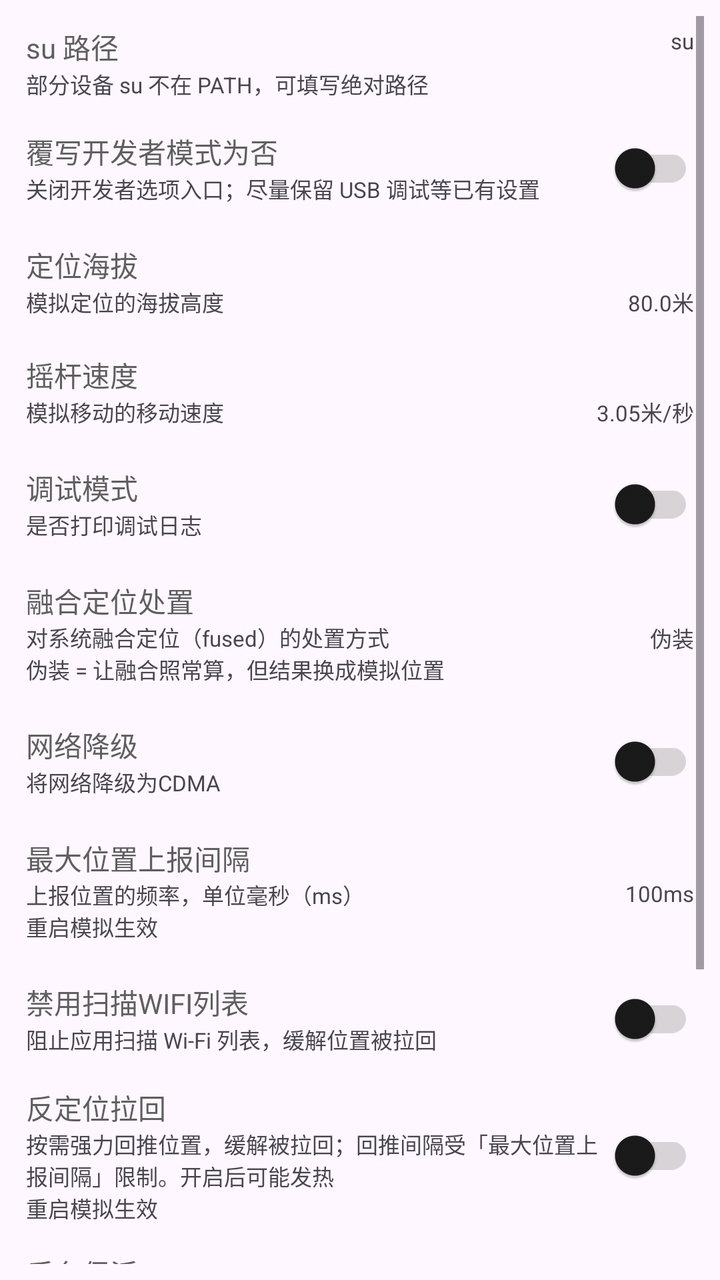
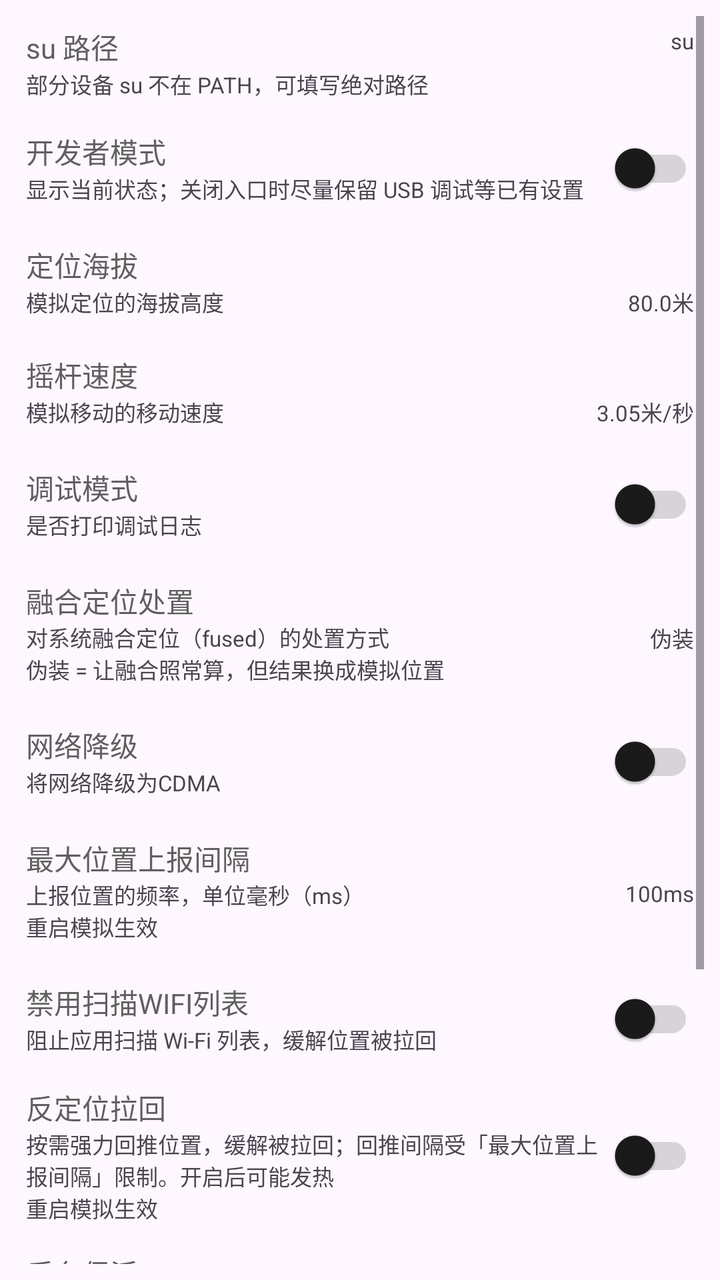

Screens rendered from an Android XML layout before and after an edit, with the pre-edit source and the edit as a unified diff.
<!-- AndroidManifest.xml: application theme AppTheme -->
<!-- res/layout/fragment_settings.xml -->
<?xml version="1.0" encoding="utf-8"?>
<androidx.constraintlayout.widget.ConstraintLayout xmlns:android="http://schemas.android.com/apk/res/android"
    xmlns:app="http://schemas.android.com/apk/res-auto"
    xmlns:tools="http://schemas.android.com/tools"
    android:layout_width="match_parent"
    android:layout_height="match_parent"
    android:padding="8dp"
    tools:context=".ui.settings.SettingsFragment">

    <ScrollView
        android:layout_width="match_parent"
        android:layout_height="0dp"
        app:layout_constraintTop_toTopOf="parent"
        app:layout_constraintStart_toStartOf="parent">

        <LinearLayout
            android:layout_width="match_parent"
            android:layout_height="wrap_content"
            android:orientation="vertical">

            <androidx.constraintlayout.widget.ConstraintLayout
                android:id="@+id/su_path_layout"
                android:layout_width="match_parent"
                android:layout_height="wrap_content"
                android:padding="5dp">

                <com.google.android.material.textview.MaterialTextView
                    android:id="@+id/su_path_title"
                    android:layout_width="0dp"
                    android:layout_height="wrap_content"
                    android:text="su 路径"
                    android:textColor="?attr/colorOnSurfaceVariant"
                    app:layout_constraintStart_toStartOf="parent"
                    app:layout_constraintEnd_toStartOf="@id/su_path_value"
                    app:layout_constraintTop_toTopOf="parent" />

                <com.google.android.material.textview.MaterialTextView
                    android:id="@+id/su_path_desc"
                    android:layout_width="0dp"
                    android:layout_height="wrap_content"
                    android:text="部分设备 su 不在 PATH，可填写绝对路径"
                    android:textSize="11sp"
                    app:layout_constraintStart_toStartOf="parent"
                    app:layout_constraintEnd_toStartOf="@id/su_path_value"
                    app:layout_constraintTop_toBottomOf="@id/su_path_title" />

                <com.google.android.material.textview.MaterialTextView
                    android:id="@+id/su_path_value"
                    android:layout_width="120dp"
                    android:layout_height="wrap_content"
                    android:gravity="end"
                    android:text="su"
                    android:textSize="11sp"
                    app:layout_constraintTop_toTopOf="parent"
                    app:layout_constraintEnd_toEndOf="parent" />

            </androidx.constraintlayout.widget.ConstraintLayout>

            <LinearLayout
                android:id="@+id/dev_override_layout"
                android:layout_width="match_parent"
                android:layout_height="wrap_content"
                android:gravity="center_vertical"
                android:orientation="horizontal"
                android:padding="5dp">
                <LinearLayout
                    android:layout_width="0dp"
                    android:layout_height="wrap_content"
                    android:layout_weight="1"
                    android:orientation="vertical">
                    <com.google.android.material.textview.MaterialTextView
                        android:layout_width="wrap_content"
                        android:layout_height="wrap_content"
                        android:text="覆写开发者模式为否"
                        android:textColor="?attr/colorOnSurfaceVariant" />
                    <com.google.android.material.textview.MaterialTextView
                        android:layout_width="wrap_content"
                        android:layout_height="wrap_content"
                        android:text="关闭开发者选项入口；尽量保留 USB 调试等已有设置"
                        android:textSize="11sp" />
                </LinearLayout>
                <com.google.android.material.switchmaterial.SwitchMaterial
                    android:id="@+id/dev_override_switch"
                    android:layout_width="wrap_content"
                    android:layout_height="wrap_content"
                    android:layout_gravity="center_vertical" />
            </LinearLayout>

            <LinearLayout
                android:id="@+id/selinux_layout"
                android:visibility="gone"
                android:layout_width="match_parent"
                android:layout_height="wrap_content"
                android:gravity="center_vertical"
                android:orientation="horizontal"
                android:padding="5dp">
                <LinearLayout
                    android:layout_width="0dp"
                    android:layout_height="wrap_content"
                    android:layout_weight="1"
                    android:orientation="vertical"
                    android:gravity="center_vertical">
                    <com.google.android.material.textview.MaterialTextView
                        android:layout_width="wrap_content"
                        android:layout_height="wrap_content"
                        android:text="@string/selinux"
                        android:textColor="?attr/colorOnSurfaceVariant" />
                    <com.google.android.material.textview.MaterialTextView
                        android:layout_width="wrap_content"
                        android:layout_height="wrap_content"
                        android:text="@string/need_open_selinux"
                        android:textSize="11sp" />
                </LinearLayout>
                <com.google.android.material.switchmaterial.SwitchMaterial
                    android:id="@+id/selinux_switch"
                    android:layout_width="wrap_content"
                    android:layout_height="wrap_content"
                    android:layout_gravity="center_vertical"/>
            </LinearLayout>

            <androidx.constraintlayout.widget.ConstraintLayout
                android:id="@+id/altitude_layout"
                android:layout_width="match_parent"
                android:layout_height="wrap_content"
                android:gravity="center_vertical"
                android:padding="5dp"
                android:layout_marginTop="4dp"
                android:layout_marginBottom="4dp">

                <com.google.android.material.textview.MaterialTextView
                    android:id="@+id/altitude_title"
                    android:layout_width="0dp"
                    android:layout_height="wrap_content"
                    android:text="@string/altitude"
                    android:textColor="?attr/colorOnSurfaceVariant"
                    app:layout_constraintStart_toStartOf="parent"
                    app:layout_constraintEnd_toStartOf="@id/altitude_value"
                    app:layout_constraintTop_toTopOf="parent"/>

                <com.google.android.material.textview.MaterialTextView
                    android:id="@+id/altitude_desc"
                    android:layout_width="0dp"
                    android:layout_height="wrap_content"
                    android:text="@string/altitude_desc"
                    android:textSize="11sp"
                    app:layout_constraintStart_toStartOf="parent"
                    app:layout_constraintEnd_toStartOf="@id/altitude_value"
                    app:layout_constraintTop_toBottomOf="@id/altitude_title"/>

                <com.google.android.material.textview.MaterialTextView
                    android:id="@+id/altitude_value"
                    android:layout_width="96dp"
                    android:layout_height="wrap_content"
                    android:gravity="end"
                    android:text="80.0米"
                    android:textSize="11sp"
                    app:layout_constraintTop_toBottomOf="@id/altitude_title"
                    app:layout_constraintEnd_toEndOf="parent" />

            </androidx.constraintlayout.widget.ConstraintLayout>

            <androidx.constraintlayout.widget.ConstraintLayout
                android:id="@+id/speed_layout"
                android:layout_width="match_parent"
                android:layout_height="wrap_content"
                android:gravity="center_vertical"
                android:padding="5dp"
                android:layout_marginTop="4dp"
                android:layout_marginBottom="4dp">

                <com.google.android.material.textview.MaterialTextView
                    android:id="@+id/speed_title"
                    android:layout_width="0dp"
                    android:layout_height="wrap_content"
                    android:text="@string/rocker_speed"
                    android:textColor="?attr/colorOnSurfaceVariant"
                    app:layout_constraintStart_toStartOf="parent"
                    app:layout_constraintEnd_toStartOf="@id/speed_value"
                    app:layout_constraintTop_toTopOf="parent"/>

                <com.google.android.material.textview.MaterialTextView
                    android:id="@+id/speed_desc"
                    android:layout_width="0dp"
                    android:layout_height="wrap_content"
                    android:text="@string/rocker_speed_desc"
                    android:textSize="11sp"
                    app:layout_constraintStart_toStartOf="parent"
                    app:layout_constraintEnd_toStartOf="@id/speed_value"
                    app:layout_constraintTop_toBottomOf="@id/speed_title"/>

                <com.google.android.material.textview.MaterialTextView
                    android:id="@+id/speed_value"
                    android:layout_width="96dp"
                    android:layout_height="wrap_content"
                    android:gravity="end"
                    android:text="3.05米/秒"
                    android:textSize="11sp"
                    app:layout_constraintTop_toBottomOf="@id/speed_title"
                    app:layout_constraintEnd_toEndOf="parent" />

            </androidx.constraintlayout.widget.ConstraintLayout>

            <LinearLayout
                android:id="@+id/debug_layout"
                android:layout_width="match_parent"
                android:layout_height="wrap_content"
                android:padding="5dp"
                android:gravity="center_vertical"
                android:orientation="horizontal">
                <LinearLayout
                    android:layout_width="0dp"
                    android:layout_height="wrap_content"
                    android:layout_weight="1"
                    android:orientation="vertical"
                    android:gravity="center_vertical">
                    <com.google.android.material.textview.MaterialTextView
                        android:layout_width="wrap_content"
                        android:layout_height="wrap_content"
                        android:text="@string/debug"
                        android:textColor="?attr/colorOnSurfaceVariant" />
                    <com.google.android.material.textview.MaterialTextView
                        android:layout_width="wrap_content"
                        android:layout_height="wrap_content"
                        android:text="@string/debug_desc"
                        android:textSize="11sp" />
                </LinearLayout>
                <com.google.android.material.switchmaterial.SwitchMaterial
                    android:id="@+id/debug_switch"
                    android:layout_width="wrap_content"
                    android:layout_height="wrap_content"
                    android:layout_gravity="center_vertical"/>
            </LinearLayout>

            
            <androidx.constraintlayout.widget.ConstraintLayout
                android:id="@+id/dfused_layout"
                android:layout_width="match_parent"
                android:layout_height="wrap_content"
                android:gravity="center_vertical"
                android:padding="5dp"
                android:layout_marginTop="4dp"
                android:layout_marginBottom="4dp">

                <com.google.android.material.textview.MaterialTextView
                    android:id="@+id/dfused_title"
                    android:layout_width="0dp"
                    android:layout_height="wrap_content"
                    android:text="@string/dfused"
                    android:textColor="?attr/colorOnSurfaceVariant"
                    app:layout_constraintStart_toStartOf="parent"
                    app:layout_constraintEnd_toStartOf="@id/dfused_value"
                    app:layout_constraintTop_toTopOf="parent"/>

                <com.google.android.material.textview.MaterialTextView
                    android:id="@+id/dfused_desc"
                    android:layout_width="0dp"
                    android:layout_height="wrap_content"
                    android:text="@string/dfused_desc"
                    android:textSize="11sp"
                    app:layout_constraintStart_toStartOf="parent"
                    app:layout_constraintEnd_toStartOf="@id/dfused_value"
                    app:layout_constraintTop_toBottomOf="@id/dfused_title"/>

                <com.google.android.material.textview.MaterialTextView
                    android:id="@+id/dfused_value"
                    android:layout_width="96dp"
                    android:layout_height="wrap_content"
                    android:gravity="end"
                    android:text="伪装"
                    android:textSize="11sp"
                    app:layout_constraintTop_toBottomOf="@id/dfused_title"
                    app:layout_constraintEnd_toEndOf="parent" />

            </androidx.constraintlayout.widget.ConstraintLayout>

            <LinearLayout
                android:id="@+id/cdma_layout"
                android:layout_width="match_parent"
                android:layout_height="wrap_content"
                android:gravity="center_vertical"
                android:padding="5dp"
                android:orientation="horizontal">
                <LinearLayout
                    android:layout_width="0dp"
                    android:layout_height="wrap_content"
                    android:layout_weight="1"
                    android:orientation="vertical"
                    android:gravity="center_vertical">
                    <com.google.android.material.textview.MaterialTextView
                        android:layout_width="wrap_content"
                        android:layout_height="wrap_content"
                        android:text="@string/cdma"
                        android:textColor="?attr/colorOnSurfaceVariant" />
                    <com.google.android.material.textview.MaterialTextView
                        android:layout_width="wrap_content"
                        android:layout_height="wrap_content"
                        android:text="@string/cdma_desc"
                        android:textSize="11sp" />
                </LinearLayout>
                <com.google.android.material.switchmaterial.SwitchMaterial
                    android:id="@+id/cdma_switch"
                    android:layout_width="wrap_content"
                    android:layout_height="wrap_content"
                    android:layout_gravity="center_vertical"/>
            </LinearLayout>

            <androidx.constraintlayout.widget.ConstraintLayout
                android:id="@+id/report_duration_layout"
                android:layout_width="match_parent"
                android:layout_height="wrap_content"
                android:gravity="center_vertical"
                android:padding="5dp"
                android:layout_marginTop="4dp"
                android:layout_marginBottom="4dp">

                <com.google.android.material.textview.MaterialTextView
                    android:id="@+id/report_duration_title"
                    android:layout_width="0dp"
                    android:layout_height="wrap_content"
                    android:text="@string/item_report_duration_title"
                    android:textColor="?attr/colorOnSurfaceVariant"
                    app:layout_constraintStart_toStartOf="parent"
                    app:layout_constraintEnd_toStartOf="@id/report_duration_value"
                    app:layout_constraintTop_toTopOf="parent"/>

                <com.google.android.material.textview.MaterialTextView
                    android:id="@+id/report_duration_desc"
                    android:layout_width="0dp"
                    android:layout_height="wrap_content"
                    android:text="@string/item_report_duration_desc"
                    android:textSize="11sp"
                    app:layout_constraintStart_toStartOf="parent"
                    app:layout_constraintEnd_toStartOf="@id/report_duration_value"
                    app:layout_constraintTop_toBottomOf="@id/report_duration_title"/>

                <com.google.android.material.textview.MaterialTextView
                    android:id="@+id/report_duration_value"
                    android:layout_width="96dp"
                    android:layout_height="wrap_content"
                    android:gravity="end"
                    android:text="@string/item_report_duration_value"
                    android:textSize="11sp"
                    app:layout_constraintTop_toBottomOf="@id/report_duration_title"
                    app:layout_constraintEnd_toEndOf="parent" />

            </androidx.constraintlayout.widget.ConstraintLayout>


            <LinearLayout
                android:id="@+id/disable_wlan_scan_layout"
                android:layout_width="match_parent"
                android:layout_height="wrap_content"
                android:gravity="center_vertical"
                android:padding="5dp"
                android:orientation="horizontal">
                <LinearLayout
                    android:layout_width="0dp"
                    android:layout_height="wrap_content"
                    android:layout_weight="1"
                    android:orientation="vertical"
                    android:gravity="center_vertical">
                    <com.google.android.material.textview.MaterialTextView
                        android:layout_width="wrap_content"
                        android:layout_height="wrap_content"
                        android:text="禁用扫描WIFI列表"
                        android:textColor="?attr/colorOnSurfaceVariant" />
                    <com.google.android.material.textview.MaterialTextView
                        android:layout_width="wrap_content"
                        android:layout_height="wrap_content"
                        android:text="阻止应用扫描 Wi-Fi 列表，缓解位置被拉回"
                        android:textSize="11sp" />
                </LinearLayout>
                <com.google.android.material.switchmaterial.SwitchMaterial
                    android:id="@+id/disable_wlan_scan_switch"
                    android:layout_width="wrap_content"
                    android:layout_height="wrap_content"
                    android:layout_gravity="center_vertical"/>
            </LinearLayout>

            <LinearLayout
                android:id="@+id/loop_broadcast_location_layout"
                android:layout_width="match_parent"
                android:layout_height="wrap_content"
                android:gravity="center_vertical"
                android:padding="5dp"
                android:orientation="horizontal">
                <LinearLayout
                    android:layout_width="0dp"
                    android:layout_height="wrap_content"
                    android:layout_weight="1"
                    android:orientation="vertical"
                    android:gravity="center_vertical">
                    <com.google.android.material.textview.MaterialTextView
                        android:layout_width="wrap_content"
                        android:layout_height="wrap_content"
                        android:text="反定位拉回"
                        android:textColor="?attr/colorOnSurfaceVariant" />
                    <com.google.android.material.textview.MaterialTextView
                        android:layout_width="wrap_content"
                        android:layout_height="wrap_content"
                        android:text="按需强力回推位置，缓解被拉回；回推间隔受「最大位置上报间隔」限制。开启后可能发热\n重启模拟生效"
                        android:textSize="11sp" />
                </LinearLayout>
                <com.google.android.material.switchmaterial.SwitchMaterial
                    android:id="@+id/loop_broadcast_location_switch"
                    android:layout_width="wrap_content"
                    android:layout_height="wrap_content"
                    android:layout_gravity="center_vertical"/>
            </LinearLayout>

            
            <LinearLayout
                android:id="@+id/keep_alive_layout"
                android:layout_width="match_parent"
                android:layout_height="wrap_content"
                android:layout_marginTop="4dp"
                android:layout_marginBottom="4dp"
                android:gravity="center_vertical"
                android:orientation="horizontal"
                android:padding="5dp">
                <LinearLayout
                    android:layout_width="0dp"
                    android:layout_height="wrap_content"
                    android:layout_weight="1"
                    android:gravity="center_vertical"
                    android:orientation="vertical">
                    <com.google.android.material.textview.MaterialTextView
                        android:layout_width="wrap_content"
                        android:layout_height="wrap_content"
                        android:text="后台保活"
                        android:textColor="?attr/colorOnSurfaceVariant" />
                    <com.google.android.material.textview.MaterialTextView
                        android:layout_width="wrap_content"
                        android:layout_height="wrap_content"
                        android:text="仅在**无人值守仍在走**时启用（自动播放 / 摇杆锁定后继续走）：\n用前台服务把 App 钉住，防止被系统冻结导致位置停住；空闲时按系统默认省电"
                        android:textSize="11sp" />
                </LinearLayout>
                <com.google.android.material.switchmaterial.SwitchMaterial
                    android:id="@+id/keep_alive_switch"
                    android:layout_width="wrap_content"
                    android:layout_height="wrap_content"
                    android:layout_gravity="center_vertical"/>
            </LinearLayout>

            
            <LinearLayout
                android:id="@+id/battery_optimization_layout"
                android:layout_width="match_parent"
                android:layout_height="wrap_content"
                android:gravity="center_vertical"
                android:orientation="horizontal"
                android:padding="5dp">
                <LinearLayout
                    android:layout_width="0dp"
                    android:layout_height="wrap_content"
                    android:layout_weight="1"
                    android:gravity="center_vertical"
                    android:orientation="vertical">
                    <com.google.android.material.textview.MaterialTextView
                        android:layout_width="wrap_content"
                        android:layout_height="wrap_content"
                        android:text="电池优化白名单"
                        android:textColor="?attr/colorOnSurfaceVariant" />
                    <com.google.android.material.textview.MaterialTextView
                        android:id="@+id/battery_optimization_state"
                        android:layout_width="wrap_content"
                        android:layout_height="wrap_content"
                        android:text="读取中…"
                        android:textSize="11sp" />
                </LinearLayout>
            </LinearLayout>

            <LinearLayout
                android:id="@+id/allow_landscape_layout"
                android:layout_width="match_parent"
                android:layout_height="wrap_content"
                android:gravity="center_vertical"
                android:padding="5dp"
                android:orientation="horizontal">
                <LinearLayout
                    android:layout_width="0dp"
                    android:layout_height="wrap_content"
                    android:layout_weight="1"
                    android:orientation="vertical"
                    android:gravity="center_vertical">
                    <com.google.android.material.textview.MaterialTextView
                        android:layout_width="wrap_content"
                        android:layout_height="wrap_content"
                        android:text="@string/allow_landscape"
                        android:textColor="?attr/colorOnSurfaceVariant" />
                    <com.google.android.material.textview.MaterialTextView
                        android:layout_width="wrap_content"
                        android:layout_height="wrap_content"
                        android:text="@string/allow_landscape_desc"
                        android:textSize="11sp" />
                </LinearLayout>
                <com.google.android.material.switchmaterial.SwitchMaterial
                    android:id="@+id/allow_landscape_switch"
                    android:layout_width="wrap_content"
                    android:layout_height="wrap_content"
                    android:layout_gravity="center_vertical"/>
            </LinearLayout>

        </LinearLayout>

    </ScrollView>
</androidx.constraintlayout.widget.ConstraintLayout>
<!-- resources referenced by this layout -->
<resources>
  <string name="allow_landscape">允许横屏</string>
  <string name="allow_landscape_desc">横屏下部分界面可能显示异常</string>
  <string name="altitude">定位海拔</string>
  <string name="altitude_desc">模拟定位的海拔高度</string>
  <string name="cdma">网络降级</string>
  <string name="cdma_desc">将网络降级为CDMA</string>
  <string name="debug">调试模式</string>
  <string name="debug_desc">是否打印调试日志</string>
  <string name="dfused">融合定位处置</string>
  <string name="dfused_desc">对系统融合定位（fused）的处置方式\n伪装 = 让融合照常算，但结果换成模拟位置</string>
  <string name="item_report_duration_desc">上报位置的频率，单位毫秒（ms）\n重启模拟生效</string>
  <string name="item_report_duration_title">最大位置上报间隔</string>
  <string name="item_report_duration_value">100ms</string>
  <string name="need_open_selinux">是否开启SELinux</string>
  <string name="rocker_speed">摇杆速度</string>
  <string name="rocker_speed_desc">模拟移动的移动速度</string>
  <string name="selinux">SELinux</string>
  <style name="AppTheme" parent="Theme.Material3.Light.NoActionBar">
          
          <item name="colorPrimary">#5F5F5F</item>
          <item name="colorOnPrimary">#FFFFFF</item>
          <item name="colorPrimaryContainer">#E0E0E0</item>
          <item name="colorOnPrimaryContainer">#1E1E1E</item>
          <item name="colorSecondary">#494949</item>
          <item name="colorOnSecondary">#FFFFFF</item>
          <item name="colorSecondaryContainer">#E7E7E7</item>
          <item name="colorOnSecondaryContainer">#2A2A2A</item>
          <item name="colorSurface">#FFFFFF</item>
          <item name="colorOnSurface">#1A1A1A</item>
          <item name="colorSurfaceVariant">#F0F0F0</item>
          <item name="colorOnSurfaceVariant">#5F5F5F</item>
          <item name="colorOutline">#747474</item>
  
          
          <item name="portalFabIconTint">#1A1A1A</item>
  
          
          <item name="android:statusBarColor">@android:color/transparent</item>
          <item name="android:windowDrawsSystemBarBackgrounds">true</item>
          <item name="android:windowTranslucentStatus">true</item>
          <item name="windowActionModeOverlay">true</item>
          <item name="windowActionBar">false</item>
          <item name="windowNoTitle">true</item>
  
          
          <item name="searchViewStyle">@style/Portal.SearchViewStyle</item>
          <item name="sliderStyle">@style/Portal.SliderTheme</item>
          <item name="android:popupMenuStyle">@style/PortalPopupMenuStyle</item>
          
          <item name="switchStyle">@style/Portal.SwitchStyle</item>
      </style>
  <style name="Portal.SearchViewStyle" parent="Widget.AppCompat.SearchView" />
  <style name="Portal.SliderTheme" parent="Widget.Material3.Slider" />
  <style name="PortalPopupMenuStyle" parent="Widget.Material3.PopupMenu">
          <item name="android:popupAnimationStyle">@style/PortalPopupAnimation</item>
      </style>
  <style name="Portal.SwitchStyle" parent="Widget.Material3.CompoundButton.Switch">
          <item name="useMaterialThemeColors">true</item>
          <item name="trackTint">@color/switch_track_tint</item>
      </style>
  <style name="PortalPopupAnimation">
          <item name="android:windowEnterAnimation">@anim/popup_in_top_end</item>
          <item name="android:windowExitAnimation">@anim/popup_out_top_end</item>
      </style>
</resources>

<!-- the commit's change to res/layout/fragment_settings.xml (unified diff, before → after) -->
@@ -57,7 +57,7 @@
             </androidx.constraintlayout.widget.ConstraintLayout>
 
             <LinearLayout
-                android:id="@+id/dev_override_layout"
+                android:id="@+id/developer_mode_layout"
                 android:layout_width="match_parent"
                 android:layout_height="wrap_content"
                 android:gravity="center_vertical"
@@ -71,16 +71,16 @@
                     <com.google.android.material.textview.MaterialTextView
                         android:layout_width="wrap_content"
                         android:layout_height="wrap_content"
-                        android:text="覆写开发者模式为否"
-                        android:textColor="?attr/colorOnSurfaceVariant" />
-                    <com.google.android.material.textview.MaterialTextView
-                        android:layout_width="wrap_content"
-                        android:layout_height="wrap_content"
-                        android:text="关闭开发者选项入口；尽量保留 USB 调试等已有设置"
-                        android:textSize="11sp" />
-                </LinearLayout>
-                <com.google.android.material.switchmaterial.SwitchMaterial
-                    android:id="@+id/dev_override_switch"
+                        android:text="开发者模式"
+                        android:textColor="?attr/colorOnSurfaceVariant" />
+                    <com.google.android.material.textview.MaterialTextView
+                        android:layout_width="wrap_content"
+                        android:layout_height="wrap_content"
+                        android:text="显示当前状态；关闭入口时尽量保留 USB 调试等已有设置"
+                        android:textSize="11sp" />
+                </LinearLayout>
+                <com.google.android.material.switchmaterial.SwitchMaterial
+                    android:id="@+id/developer_mode_switch"
                     android:layout_width="wrap_content"
                     android:layout_height="wrap_content"
                     android:layout_gravity="center_vertical" />
